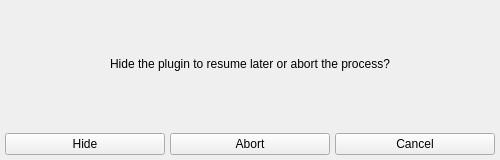
Stellarium/stellarium, file plugins/SkyCultureMaker/src/gui/scmHideOrAbortMakerDialog.ui: the form before one commit.
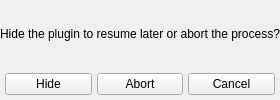
The form after the commit. Custom widgets are drawn as their Qt base class.

The edit to the form file:
```diff
--- a/plugins/SkyCultureMaker/src/gui/scmHideOrAbortMakerDialog.ui
+++ b/plugins/SkyCultureMaker/src/gui/scmHideOrAbortMakerDialog.ui
@@ -2,14 +2,6 @@
 <ui version="4.0">
  <class>scmHideOrAbortMakerDialog</class>
  <widget class="QWidget" name="scmHideOrAbortMakerDialog">
-  <property name="geometry">
-   <rect>
-    <x>0</x>
-    <y>0</y>
-    <width>500</width>
-    <height>160</height>
-   </rect>
-  </property>
   <property name="styleSheet">
    <string notr="true"/>
   </property>
```
